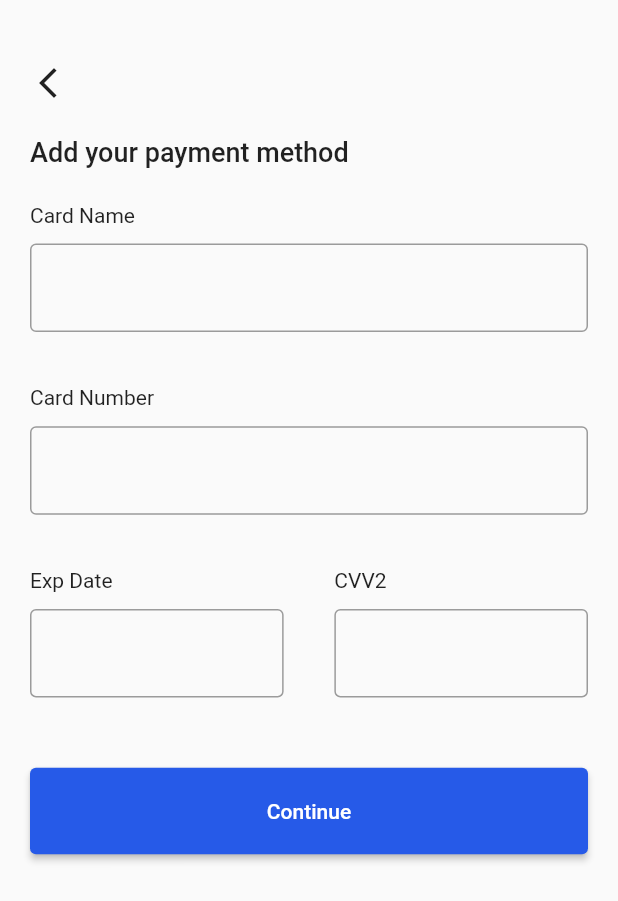
After one commit to Glitch-bug/e_learning, a Flutter app: the PCard screen opened directly, on a phone screen of 412 x 824 dp. The commit adds this screen. Shown: the top 901 px of the screen. Run offline on Flutter 3.47's test engine with Material 2 defaults, Android fonts, the phone set to English and light mode, and no system bars; our stand-ins replace flutter_switch, lite_rolling_switch.

Commit message:
payment card details

```diff
--- /dev/null
+++ b/lib/teacher/card.dart
@@ -0,0 +1,138 @@
+import "package:flutter/material.dart";
+
+class PCard extends StatefulWidget{
+  // <GlobalKey> formKey;
+  const PCard({super.key});
+
+  @override
+  State<PCard> createState() => _PCardState();
+}
+
+class _PCardState extends State<PCard> {
+
+  @override
+  Widget build(BuildContext context){
+    Size size = MediaQuery.of(context).size;
+    return Scaffold(
+      body: Padding(
+        padding: const EdgeInsets.all(20.0),
+        child: Column(
+          crossAxisAlignment: CrossAxisAlignment.start,
+          children: [
+             const Spacer(flex: 1,),
+            IconButton(
+              padding: EdgeInsets.zero,
+              constraints: BoxConstraints(),
+              onPressed: (){
+                Navigator.pop(context);
+              },
+              icon: const Icon(Icons.arrow_back_ios_new)
+            ),
+            const Spacer(flex: 1,),
+            const Text(
+              "Add your payment method",
+              style: TextStyle(
+                fontSize: 18,
+                fontWeight: FontWeight.w500,
+              )
+            ),
+            const Spacer(flex: 1,),
+            Form(
+              child: SizedBox(
+                height: size.height*0.4,
+                child: Column(
+                  mainAxisAlignment: MainAxisAlignment.spaceBetween,
+                  crossAxisAlignment: CrossAxisAlignment.start,
+                  children: [
+                    const Padding(
+                      padding: EdgeInsets.only(bottom:11.0),
+                      child: Text("Card Name"),
+                    ),
+                    TextFormField(
+                      decoration: const InputDecoration(
+                        border: OutlineInputBorder(
+                        borderSide: BorderSide(
+                        )
+                      ),
+                      ),
+                    ),
+                    const Spacer(),
+                    const Padding(
+                      padding: EdgeInsets.only(bottom:11.0),
+                      child: Text("Card Number"),
+                    ),
+                    TextFormField(
+                       decoration: const InputDecoration(
+                        border: OutlineInputBorder(
+                        borderSide: BorderSide(
+                        )
+                      ),
+                      ),
+                    ),
+                    const Spacer(),
+                    Row(
+                      children: [
+                          Expanded(
+                            flex: 5,
+                            child: Column(
+                              crossAxisAlignment: CrossAxisAlignment.start,
+                              children: [
+                                const Padding(
+                                  padding: EdgeInsets.only(bottom:11.0),
+                                  child: Text("Exp Date"),
+                                ),
+                                TextFormField(
+                                  decoration: const InputDecoration(
+                                    border: OutlineInputBorder(
+                                      borderSide: BorderSide(
+                                    )
+                                  ),
+                                  ),
+                                ),
+                              ],
+                            ),
+                          ),
+                          const Spacer(),
+                          Expanded(
+                            flex: 5,
+                            child: Column(
+                              crossAxisAlignment: CrossAxisAlignment.start,
+                              children: [
+                                const Padding(
+                                  padding: EdgeInsets.only(bottom:11.0),
+                                  child: Text("CVV2"),
+                                ),
+                                TextFormField(
+                                  decoration: const InputDecoration(
+                                    border: OutlineInputBorder(
+                                      borderSide: BorderSide()
+                                      )
+                                    ),
+                                ),
+                              ],
+                            ),
+                          ),
+                      ],
+                    )
+                  ]
+                ),
+              ),
+            ),
+            const Spacer(flex:2),
+            ElevatedButton(
+              onPressed: (){
+              },
+              style: ElevatedButton.styleFrom(
+                minimumSize: Size(size.width, size.height * 0.07),
+                backgroundColor: const Color(0xff265AE8),
+              ),
+              child: const Text("Continue")
+            ),
+            const Spacer(flex: 10,)
+          ],
+        ),
+      ),
+    );
+
+  }
+}
--- a/lib/teacher/payment.dart
+++ b/lib/teacher/payment.dart
@@ -1,5 +1,5 @@
 import "package:flutter/material.dart";
-
+import 'package:e_learning/teacher/card.dart';
 
 class Payment extends StatefulWidget {
   const Payment({super.key});
@@ -143,7 +143,15 @@ class _PaymentState extends State<Payment> {
             ),
             const Spacer(flex: 13,),
             ElevatedButton(
-              onPressed: (){},
+              onPressed: (){
+                if (month || yr){
+                  Navigator.push(context, MaterialPageRoute(
+                    builder: (BuildContext context){
+                      return  const PCard();
+                    }
+                  ));
+                }
+              },
               style: ElevatedButton.styleFrom(
                 minimumSize: Size(size.width, size.height * 0.07),
                 backgroundColor: const Color(0xff265AE8),
```
